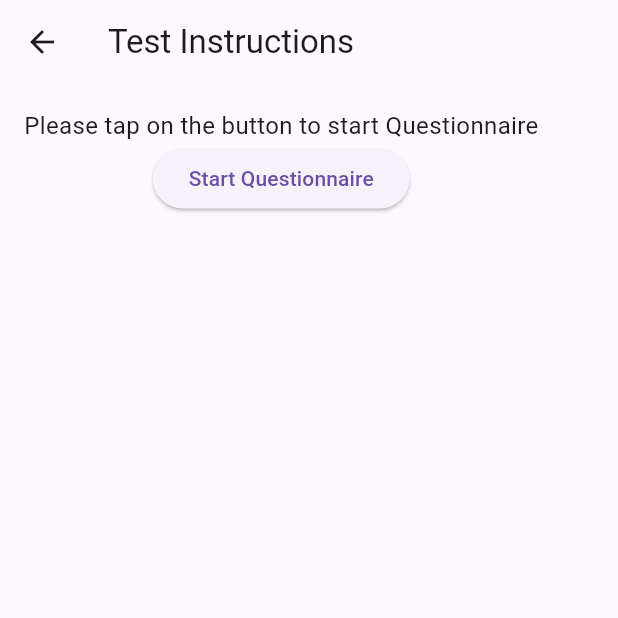
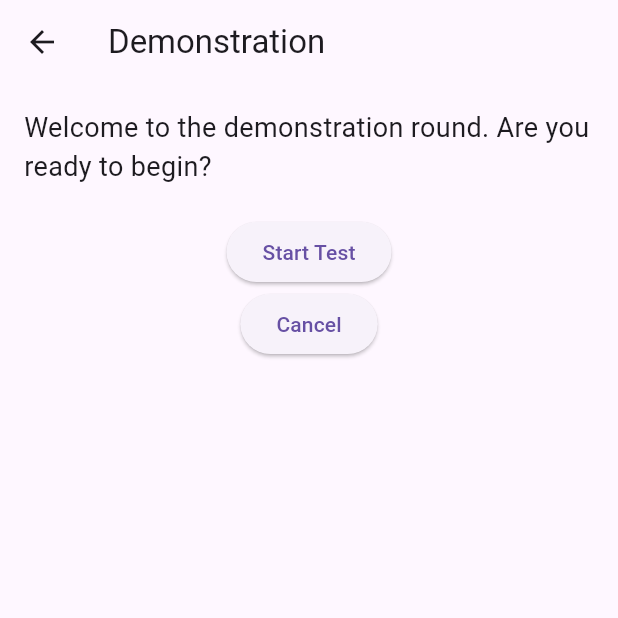
Before and after one commit to ChandraPrakashJangid/test_app, a Flutter app: the HomeScreen screen opened by its route, after a tap on "Start Questionnaire", on a phone screen of 412 x 824 dp, the top half of it. Run offline on Flutter 3.47's test engine with Material 3 defaults, Android fonts, the phone set to English and light mode, and no system bars; our stand-ins replace dio, fluttertoast, retrofit; missing offline and left inert: mockito; generated files the repository leaves out were written again.

Commit message:
Demonstration screen added

```diff
--- a/lib/main.dart
+++ b/lib/main.dart
@@ -3,6 +3,7 @@ import 'package:provider/provider.dart';
 import 'package:test_app/screens/home/home_page.dart';
 import 'package:test_app/screens/login/forgot_password_screen.dart';
 import 'package:test_app/screens/login/login_screen.dart';
+import 'package:test_app/screens/questions/demonstration_screen.dart';
 import 'dal/http_repository.dart';
 
 void main() {
@@ -30,6 +31,7 @@ class MyApp extends StatelessWidget {
         '/': (context) => const LoginScreen(),
         '/forgot_password': (context) => const ForgotPasswordScreen(),
         '/home_screen': (context) => const HomeScreen(),
+        '/demonstration_screen': (context) => const DemonstrationScreen(),
       },
     );
   }
--- a/lib/screens/home/home_page.dart
+++ b/lib/screens/home/home_page.dart
@@ -17,7 +17,7 @@ class HomeScreen extends StatelessWidget {
             ),
             ElevatedButton(
               onPressed: () {
-                Navigator.pushReplacementNamed(context, '/demonstration');
+                Navigator.pushNamed(context, '/demonstration_screen');
               },
               child: const Text("Start Questionnaire"),
             ),
--- /dev/null
+++ b/lib/screens/questions/demonstration_screen.dart
@@ -0,0 +1,55 @@
+import 'package:flutter/material.dart';
+
+class DemonstrationScreen extends StatefulWidget {
+  const DemonstrationScreen({super.key});
+  @override
+  State<DemonstrationScreen> createState() => _DemonstrationScreenState();
+}
+
+class _DemonstrationScreenState extends State<DemonstrationScreen> {
+  final List<DemoStep> steps = [
+    DemoStep(
+      npcText: "",
+      options: ["Start", "Not yet"],
+    ),
+  ];
+
+
+  @override
+  Widget build(BuildContext context) {
+    return Scaffold(
+      appBar: AppBar(title: const Text("Demonstration")),
+      body: Padding(
+        padding: const EdgeInsets.all(16.0),
+        child: Column(
+          children: [
+            Text(
+              "Welcome to the demonstration round. Are you ready to begin?",
+              style: const TextStyle(fontSize: 18),
+            ),
+            const SizedBox(height: 20),
+            ElevatedButton(
+              onPressed: (){
+
+              },
+              child: Text("Start Test"),
+            ),
+          ElevatedButton(
+            onPressed: (){
+              Navigator.pop(context);
+            },
+            child: const Text("Cancel"),
+          )
+
+          ],
+        ),
+      ),
+    );
+  }
+}
+
+class DemoStep {
+  final String npcText;
+  final List<String> options;
+  DemoStep({required this.npcText, required this.options});
+}
```
